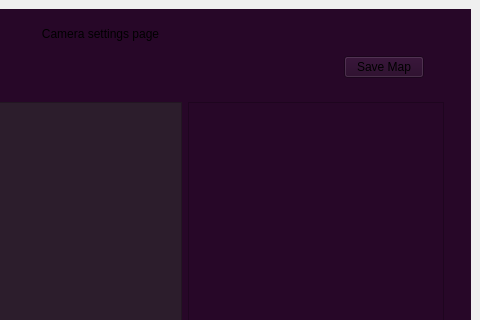
Old version of the form UIs/main.ui in the repository Sahasvinandith/ObserveAI_main; both pictures show x 408 to 888 and y 0 to 320 of the 888 by 655 pixel window.
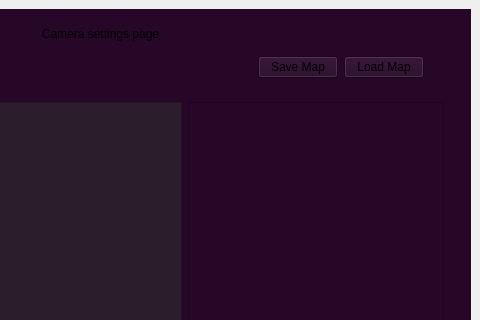
New version of the form.

Commit message:
sucussfully added the save and load functionalities of the maps.
next lets move on to camera feed page.

```diff
--- a/UIs/main.ui
+++ b/UIs/main.ui
@@ -184,6 +184,13 @@
                 </property>
                </widget>
               </item>
+              <item>
+               <widget class="QPushButton" name="load_map_btn">
+                <property name="text">
+                 <string>Load Map</string>
+                </property>
+               </widget>
+              </item>
               <item>
                <spacer name="horizontalSpacer">
                 <property name="orientation">
```
Left out of the diff: 4 changed lines with no effect on the pictures. The commit also changes 4 other files.
